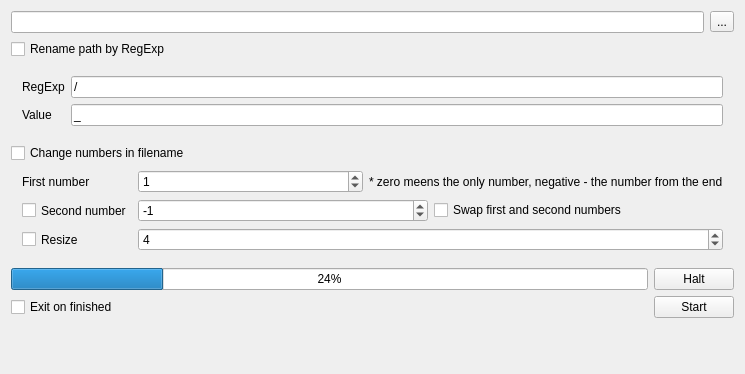
First picture: the form in Utils/RenameDir/MainWindow.ui, repository DevilCCCP/Code, before the edit.
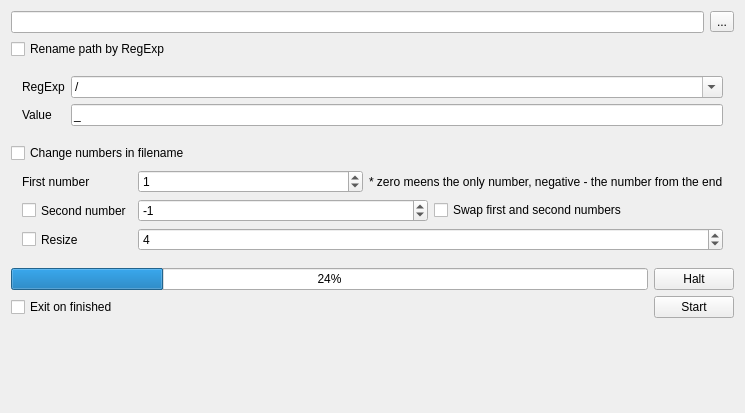
Second picture: the form after the edit. Icons and pictures are not drawn.

```diff
--- a/Utils/RenameDir/MainWindow.ui
+++ b/Utils/RenameDir/MainWindow.ui
@@ -7,7 +7,7 @@
     <x>0</x>
     <y>0</y>
     <width>745</width>
-    <height>374</height>
+    <height>413</height>
    </rect>
   </property>
   <property name="windowTitle">
@@ -57,13 +57,6 @@
          </property>
         </widget>
        </item>
-       <item row="0" column="1">
-        <widget class="QLineEdit" name="lineEditRegExp">
-         <property name="text">
-          <string>/</string>
-         </property>
-        </widget>
-       </item>
        <item row="1" column="1">
         <widget class="QLineEdit" name="lineEditValue">
          <property name="text">
@@ -71,6 +64,22 @@
          </property>
         </widget>
        </item>
+       <item row="0" column="1">
+        <widget class="QComboBox" name="comboBoxRegExp">
+         <property name="sizePolicy">
+          <sizepolicy hsizetype="Preferred" vsizetype="Fixed">
+           <horstretch>0</horstretch>
+           <verstretch>0</verstretch>
+          </sizepolicy>
+         </property>
+         <property name="editable">
+          <bool>true</bool>
+         </property>
+         <property name="currentText">
+          <string>/</string>
+         </property>
+        </widget>
+       </item>
       </layout>
      </widget>
     </item>
```
Left out of the diff: 17 changed lines with no effect on the pictures.
